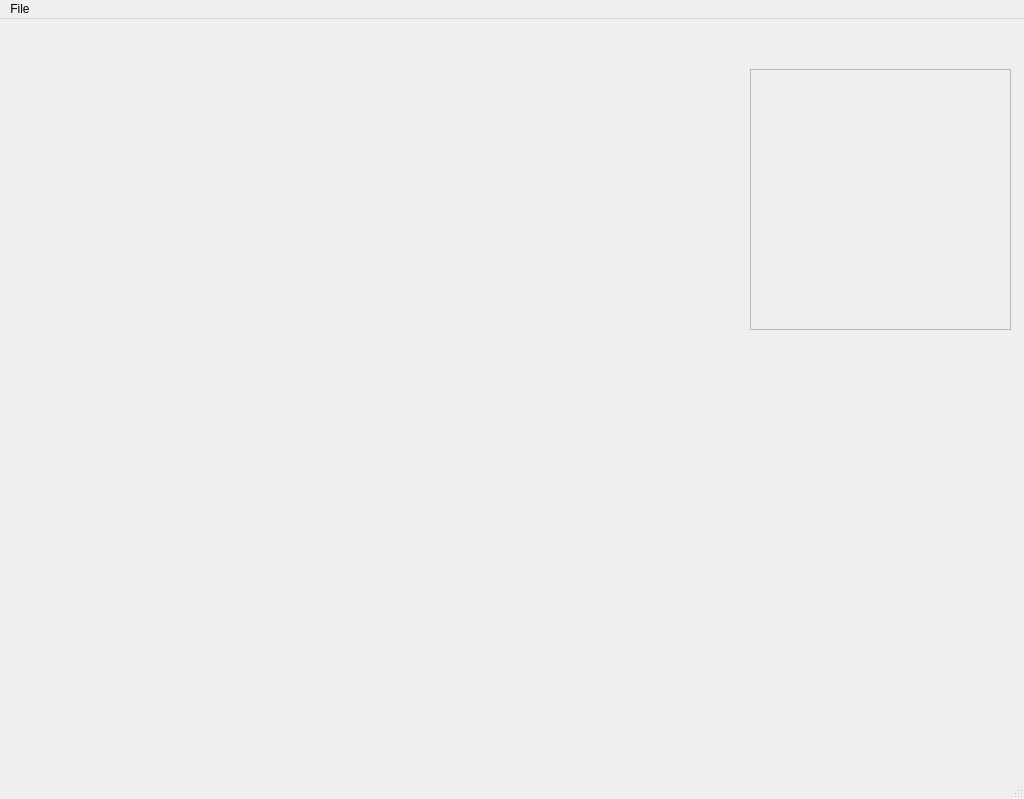
This is PixelArt.ui in mchughj/PixelArt as Qt 5 draws it before an edit. The edited form follows.
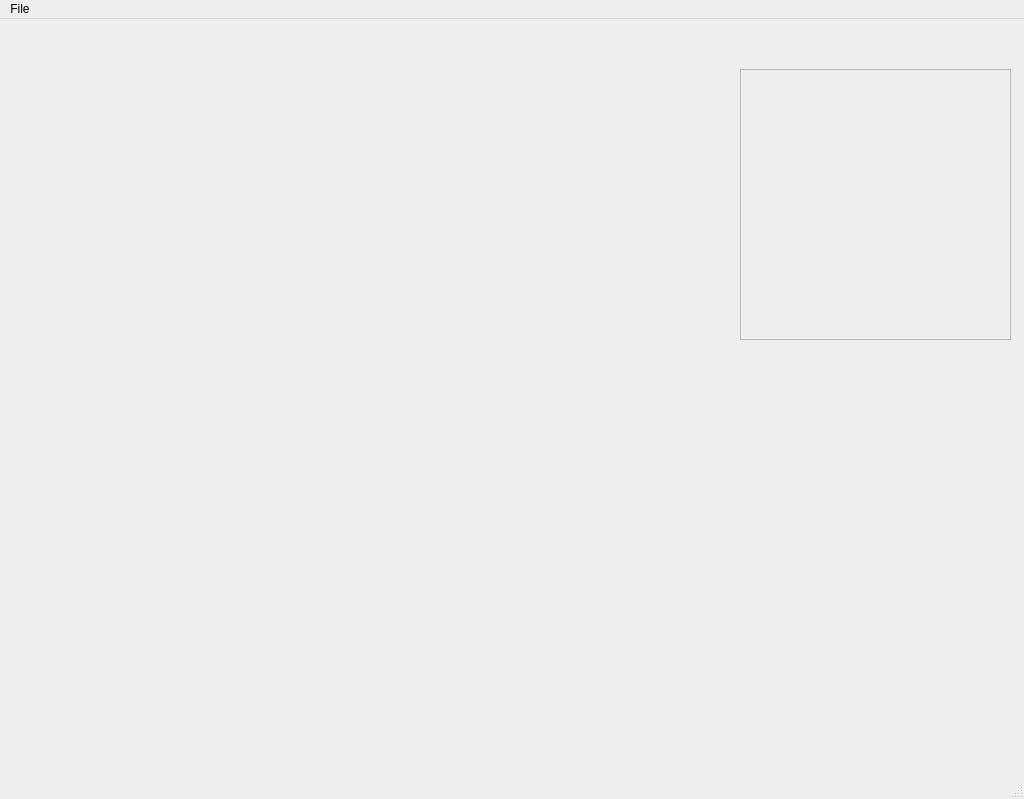
This is the edited form.

Diff of the .ui file:
```diff
--- a/PixelArt.ui
+++ b/PixelArt.ui
@@ -19,8 +19,8 @@
      <rect>
       <x>10</x>
       <y>10</y>
-      <width>741</width>
-      <height>741</height>
+      <width>721</width>
+      <height>721</height>
      </rect>
     </property>
     <property name="text">
@@ -30,10 +30,10 @@
    <widget class="QFrame" name="frame">
     <property name="geometry">
      <rect>
-      <x>750</x>
+      <x>740</x>
       <y>50</y>
-      <width>261</width>
-      <height>261</height>
+      <width>271</width>
+      <height>271</height>
      </rect>
     </property>
     <property name="frameShape">
@@ -45,8 +45,8 @@
     <widget class="QLabel" name="overviewImageFrame">
      <property name="geometry">
       <rect>
-       <x>0</x>
-       <y>0</y>
+       <x>10</x>
+       <y>10</y>
        <width>256</width>
        <height>256</height>
       </rect>
```
